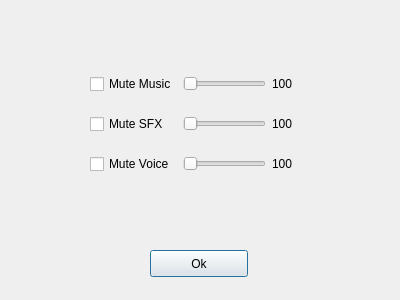
This is src/client/settingswindow.ui in dc2011/td as Qt 5 draws it before an edit. The edited form follows.
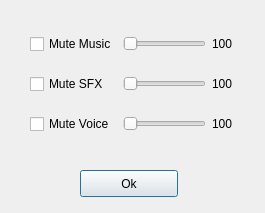
This is the edited form.

Commit message: modifing the settings window

The edit to the form file:
```diff
--- a/src/client/settingswindow.ui
+++ b/src/client/settingswindow.ui
@@ -6,8 +6,8 @@
    <rect>
     <x>0</x>
     <y>0</y>
-    <width>400</width>
-    <height>300</height>
+    <width>265</width>
+    <height>213</height>
    </rect>
   </property>
   <property name="windowTitle">
@@ -16,8 +16,8 @@
   <widget class="QWidget" name="gridLayoutWidget">
    <property name="geometry">
     <rect>
-     <x>90</x>
-     <y>60</y>
+     <x>30</x>
+     <y>20</y>
      <width>203</width>
      <height>129</height>
     </rect>
@@ -91,8 +91,8 @@
   <widget class="QPushButton" name="pushButton">
    <property name="geometry">
     <rect>
-     <x>150</x>
-     <y>250</y>
+     <x>80</x>
+     <y>170</y>
      <width>98</width>
      <height>27</height>
     </rect>
```
